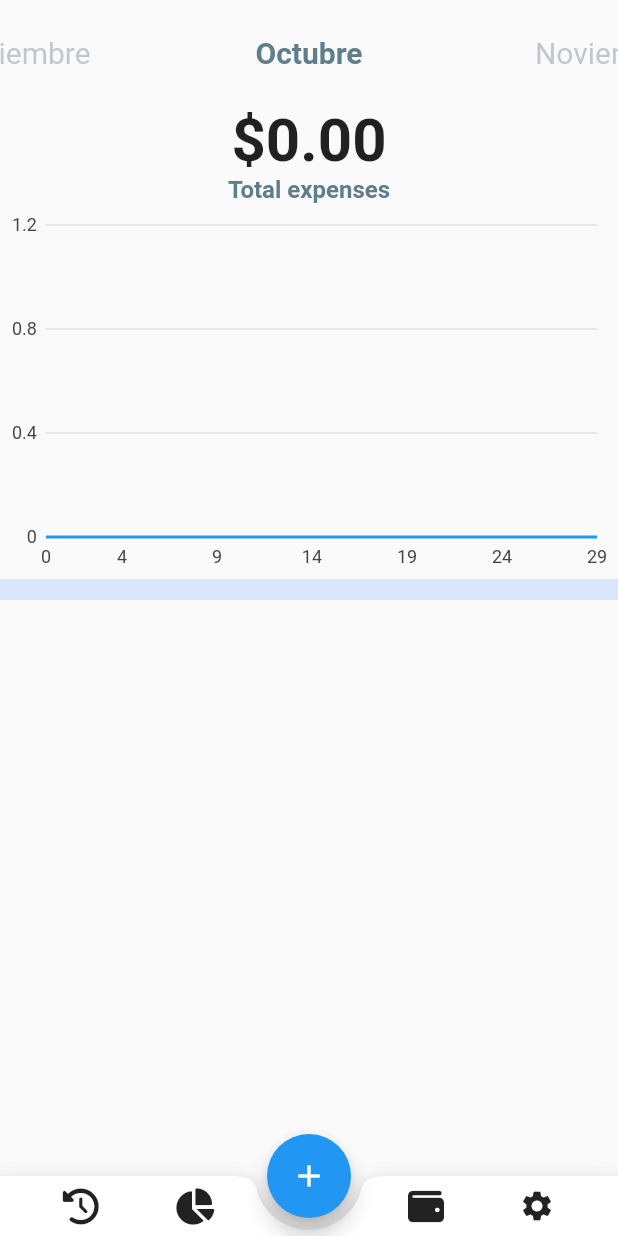
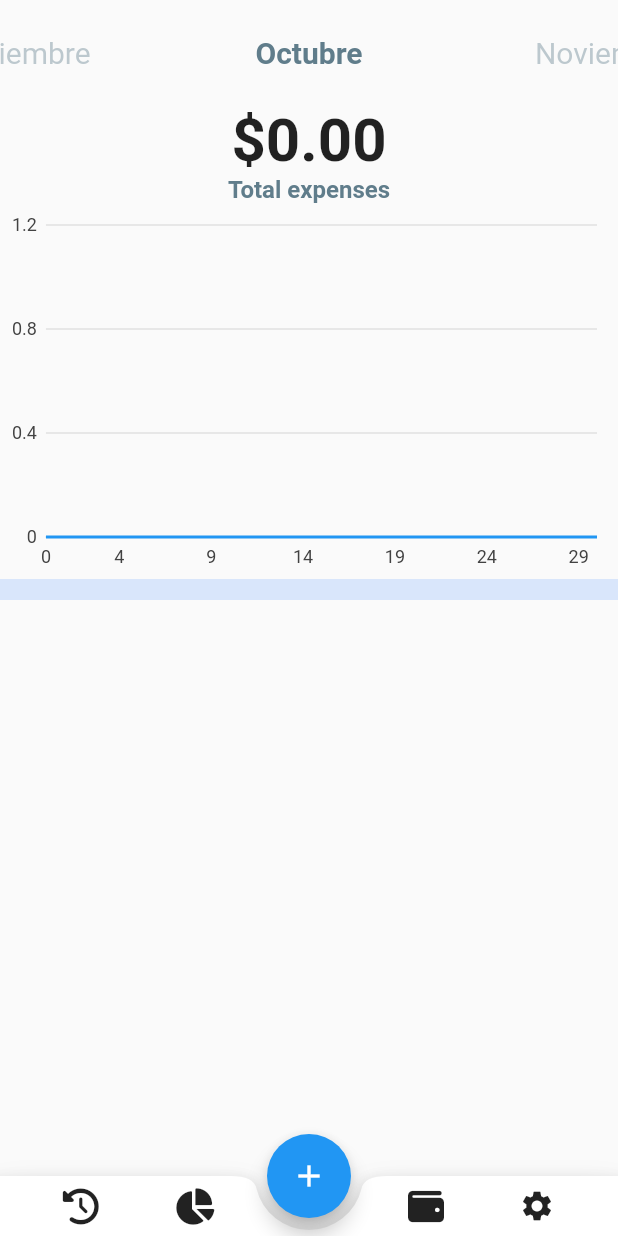
Before and after one commit to gonzaSala/controlDeGastos-App, a Flutter app: the HomePage screen opened directly, on a phone screen of 412 x 824 dp. Run offline on Flutter 3.47's test engine with Material 2 defaults, Android fonts, the phone set to English and light mode, and no system bars; our stand-ins replace charts_flutter, cloud_firestore, firebase_auth, firebase_core, font_awesome_flutter, google_sign_in; accounts and stored records are empty.

Commit message:
agregamos el ultimo dia de cada mes

```diff
--- a/lib/screens/homePage.dart
+++ b/lib/screens/homePage.dart
@@ -1,4 +1,5 @@
 import 'package:control_gastos/login_state.dart';
+import 'package:control_gastos/util.dart';
 import 'package:control_gastos/widgets/graph_widget.dart';
 import 'package:control_gastos/widgets/month_widget.dart';
 import 'package:flutter/material.dart';
@@ -95,6 +96,7 @@ class _HomePageState extends State<HomePage> {
             builder: (BuildContext context, AsyncSnapshot<QuerySnapshot> data) {
               if (data.hasData) {
                 return MonthWidget(
+                  days: daysInMonth(currentPage + 1),
                   documents: data.data?.docs ?? [],
                 );
               }
--- /dev/null
+++ b/lib/util.dart
@@ -0,0 +1,9 @@
+int daysInMonth(int month) {
+  var now = DateTime.now();
+
+  var lastDayDateTime = (month < 12)
+      ? new DateTime(now.year, month + 1, 0)
+      : new DateTime(now.year + 1, 1, 0);
+
+  return lastDayDateTime.day;
+}
--- a/lib/widgets/category_selector_widget.dart
+++ b/lib/widgets/category_selector_widget.dart
@@ -47,7 +47,7 @@ class CategoryWidget extends StatelessWidget {
 }
 
 class _CategorySelectorWidgetState extends State<CategorySelectorWidget> {
-  String currentItem = 'Shopping';
+  String currentItem = '';
   @override
   Widget build(BuildContext context) {
     var widgets = <Widget>[];
--- a/lib/widgets/month_widget.dart
+++ b/lib/widgets/month_widget.dart
@@ -9,9 +9,9 @@ class MonthWidget extends StatefulWidget {
   final List<double> perDay;
   final Map<String, double> categories;
 
-  MonthWidget({Key? key, required this.documents})
+  MonthWidget({Key? key, required this.documents, required, days})
       : total = documents.map((doc) => doc['value']).fold(0.0, (a, b) => a + b),
-        perDay = List.generate(30, (int index) {
+        perDay = List.generate(days, (int index) {
           return documents
               .where((doc) => doc['day'] == (index + 1))
               .map((doc) => doc['value'])
```
